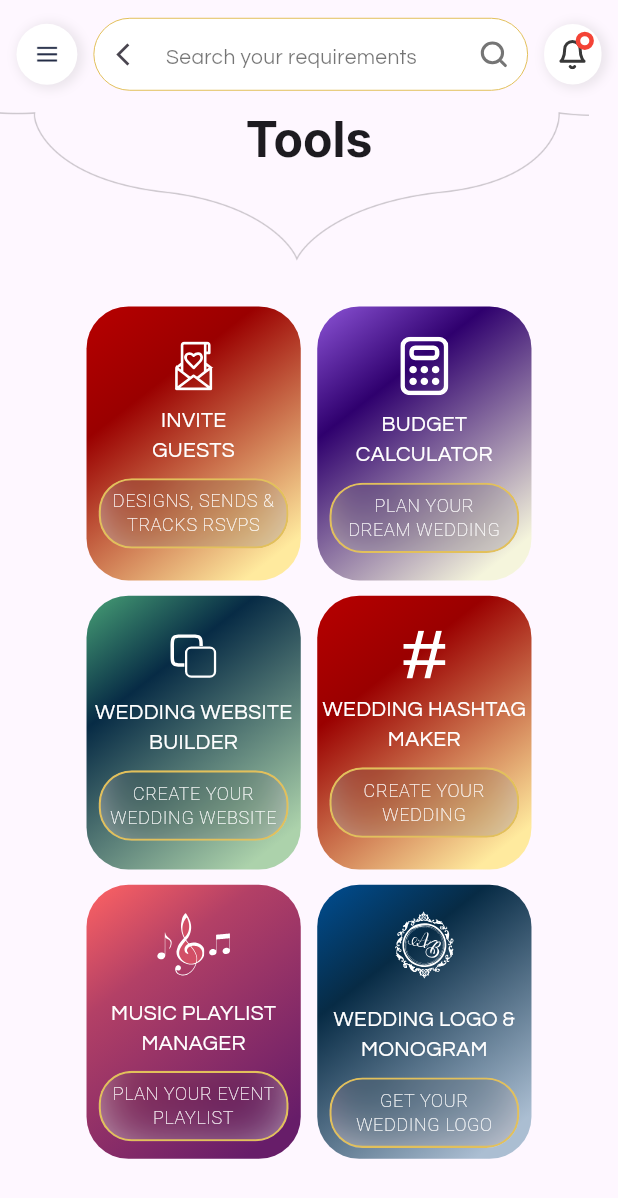
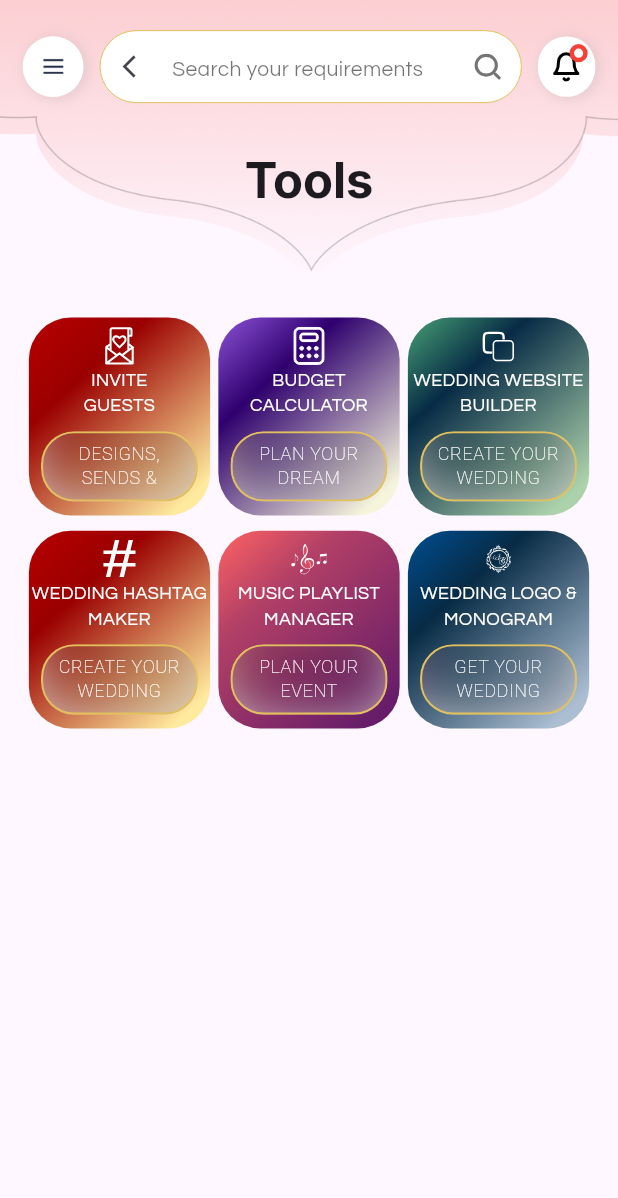
Before and after one commit to adarsht552/wedding_flutter_app, a Flutter app: the screen it shows after launch, on a phone screen of 412 x 824 dp. Shown: the top 1198 px of the screen. Run offline on Flutter 3.47's test engine with Material 3 defaults, Android fonts, the phone set to English and light mode, and no system bars; our stand-ins replace cloud_firestore, firebase_auth, firebase_core, flutter_screenutil, flutter_svg, google_sign_in and 2 more; missing offline and left inert: firebase_app_check; accounts and stored records are empty; Roboto replaces fonts that are missing (Questial).

Commit message:
header widget added

```diff
--- /dev/null
+++ b/lib/screens/nimantrak_screen.dart
@@ -0,0 +1,14 @@
+import 'package:flutter/material.dart';
+
+class NimantrakScreen extends StatelessWidget {
+  NimantrakScreen({super.key});
+
+  final TextEditingController controller = TextEditingController();
+
+  @override
+  Widget build(BuildContext context) {
+    return Scaffold(
+
+    );
+  }
+}
--- a/lib/screens/tools_screen.dart
+++ b/lib/screens/tools_screen.dart
@@ -1,7 +1,8 @@
 import 'package:flutter/material.dart';
 import 'package:flutter_screenutil/flutter_screenutil.dart';
+import 'package:wedding/utils/widgets/drawer.dart';
 import 'package:wedding/utils/widgets/gradient_container.dart';
-import 'package:wedding/utils/widgets/search_bar.dart';
+import 'package:wedding/utils/widgets/header_widget.dart';
 
 class ToolsScreen extends StatelessWidget {
   ToolsScreen({super.key});
@@ -11,39 +12,21 @@ class ToolsScreen extends StatelessWidget {
   @override
   Widget build(BuildContext context) {
     return Scaffold(
+      drawer: const DrawerWidget(),
       body: SafeArea(
         child: SingleChildScrollView(
           physics: const BouncingScrollPhysics(),
           child: Column(
             children: [
-              CustomSearchBar(
+              HeaderWidget(
                 controller: controller,
-                onBackPressed: () {},
-              ),
-              SizedBox(
-                height: 100.h,
-                child: Stack(
-                  children: [
-                    Image.asset(
-                      "assets/images/design.png",
-                      color: Colors.black,
-                    ),
-                    Align(
-                      alignment: Alignment.topCenter,
-                      child: Text(
-                        "Tools",
-                        style: Theme.of(context)
-                            .textTheme
-                            .titleLarge!
-                            .copyWith(fontSize: 32.sp),
-                      ),
-                    ),
-                  ],
-                ),
+                onBackPressed: () {
+                  Scaffold.of(context).openDrawer();
+                },
               ),
               SizedBox(height: 30.h),
               Wrap(
-                spacing: 10.w,
+                spacing: 5.w,
                 runSpacing: 10.h,
                 children: const [
                   GradientContainer(
--- a/lib/utils/widgets/gradient_container.dart
+++ b/lib/utils/widgets/gradient_container.dart
@@ -19,8 +19,8 @@ class GradientContainer extends StatelessWidget {
   @override
   Widget build(BuildContext context) {
     return Container(
-      height: 180.h,
-      width: 130.w,
+      height: 130.h,
+      width: 110.w,
       decoration: BoxDecoration(
         gradient: LinearGradient(
           colors: colors,
@@ -37,24 +37,26 @@ class GradientContainer extends StatelessWidget {
       child: Column(
         mainAxisAlignment: MainAxisAlignment.center,
         children: [
-          SizedBox(height: 10.h),
-          SvgPicture.asset(svgPath),
-          SizedBox(height: 10.h),
+          SizedBox(height: 5.h),
+          SvgPicture.asset(
+            svgPath,
+            height: 25.h,
+            width: 25.w,
+          ),
+          SizedBox(height: 2.h),
           Text(
             title,
             style: Theme.of(context)
                 .textTheme
                 .bodyMedium!
-                .copyWith(color: Colors.white),
+                .copyWith(color: Colors.white, fontSize: 12),
             textAlign: TextAlign.center,
           ),
           BlurWidget(
             child: Text(
               subTitle,
-              style: Theme.of(context)
-                  .textTheme
-                  .bodySmall!
-                  .copyWith(fontFamily: 'Questial', color: Colors.white),
+              style: Theme.of(context).textTheme.bodySmall!.copyWith(
+                  fontFamily: 'Questial', color: Colors.white, fontSize: 12),
               textAlign: TextAlign.center,
               maxLines: 2,
             ),
--- /dev/null
+++ b/lib/utils/widgets/header_widget.dart
@@ -0,0 +1,66 @@
+import 'package:flutter/material.dart';
+import 'package:flutter_screenutil/flutter_screenutil.dart';
+import 'package:wedding/utils/widgets/search_bar.dart';
+
+class HeaderWidget extends StatelessWidget {
+  final TextEditingController controller;
+  final VoidCallback onBackPressed;
+
+  const HeaderWidget({
+    super.key,
+    required this.controller,
+    required this.onBackPressed,
+  });
+
+  @override
+  Widget build(BuildContext context) {
+    return LayoutBuilder(
+      builder: (context, constraints) {
+        return SizedBox(
+          height: 0.22.sh,
+          width: double.infinity,
+          child: Stack(
+            fit: StackFit.expand,
+            children: [
+              Image.asset('assets/images/headerbg.png',
+                  fit: BoxFit.cover, color: Colors.red),
+              Positioned(
+                top: 0.01.sh,
+                left: 0.01.sw,
+                right: 0.01.sw,
+                child: CustomSearchBar(
+                  controller: controller,
+                  onBackPressed: () {
+                    Scaffold.of(context).openDrawer();
+                  },
+                ),
+              ),
+              Positioned(
+                bottom: 0,
+                left: 0,
+                right: 0,
+                child: Image.asset(
+                  "assets/images/design.png",
+                  color: Colors.black,
+                  fit: BoxFit.fitWidth,
+                ),
+              ),
+              Positioned(
+                top: 0.12.sh,
+                left: 0,
+                right: 0,
+                child: Text(
+                  "Tools",
+                  style: Theme.of(context).textTheme.titleLarge!.copyWith(
+                        fontSize: 0.04.sh,
+                      ),
+                  textAlign: TextAlign.center,
+                ),
+              ),
+            ],
+          ),
+        );
+      },
+    );
+  }
+}
--- a/lib/utils/widgets/search_bar.dart
+++ b/lib/utils/widgets/search_bar.dart
@@ -25,9 +25,7 @@ class CustomSearchBar extends StatelessWidget {
           Builder(
             builder: (context) {
               return InkWell(
-                onTap: () {
-                  Scaffold.of(context).openDrawer();
-                },
+                onTap: onBackPressed,
                 child: Container(
                   padding: EdgeInsets.all(10.r),
                   decoration: BoxDecoration(
@@ -115,7 +113,11 @@ class CustomSearchBar extends StatelessWidget {
                     ),
                   ],
                 ),
-                child: SvgPicture.asset("assets/svg/bell.svg"),
+                child: SvgPicture.asset(
+                  "assets/svg/bell.svg",
+                  colorFilter:
+                      const ColorFilter.mode(Colors.black, BlendMode.srcIn),
+                ),
               ),
               if (notificationOccurr) // Replace with condition
                 Positioned(
```
Also changed, not shown: assets/images/Vector34.png (deleted), assets/images/headerbg.png (added).
